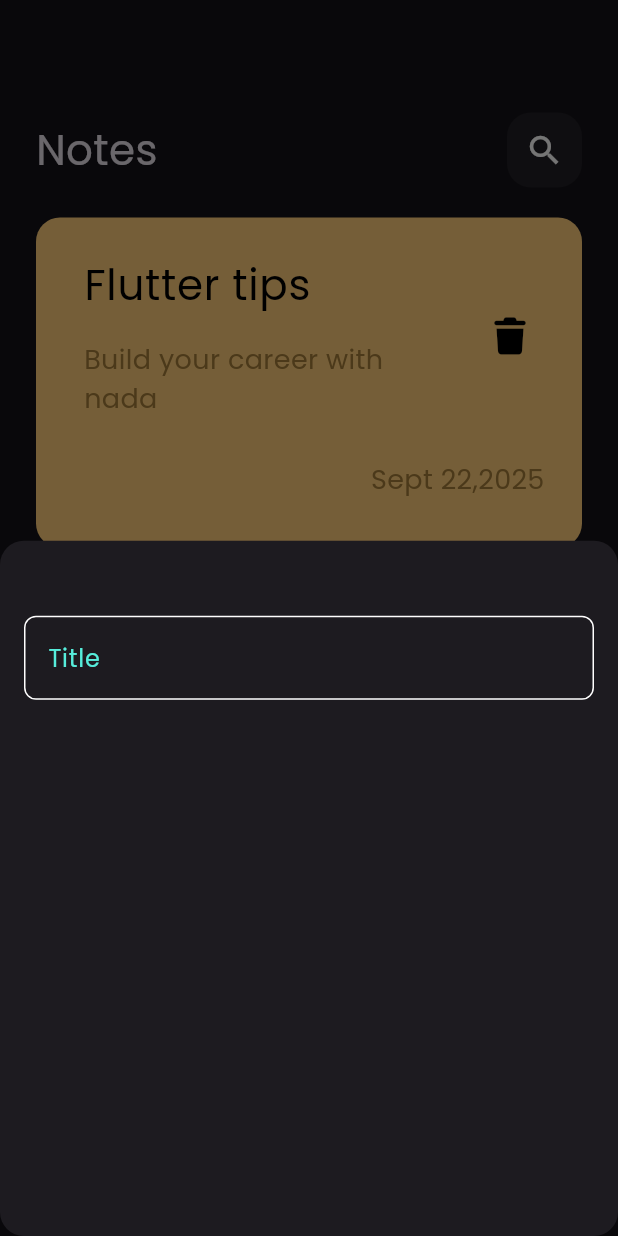
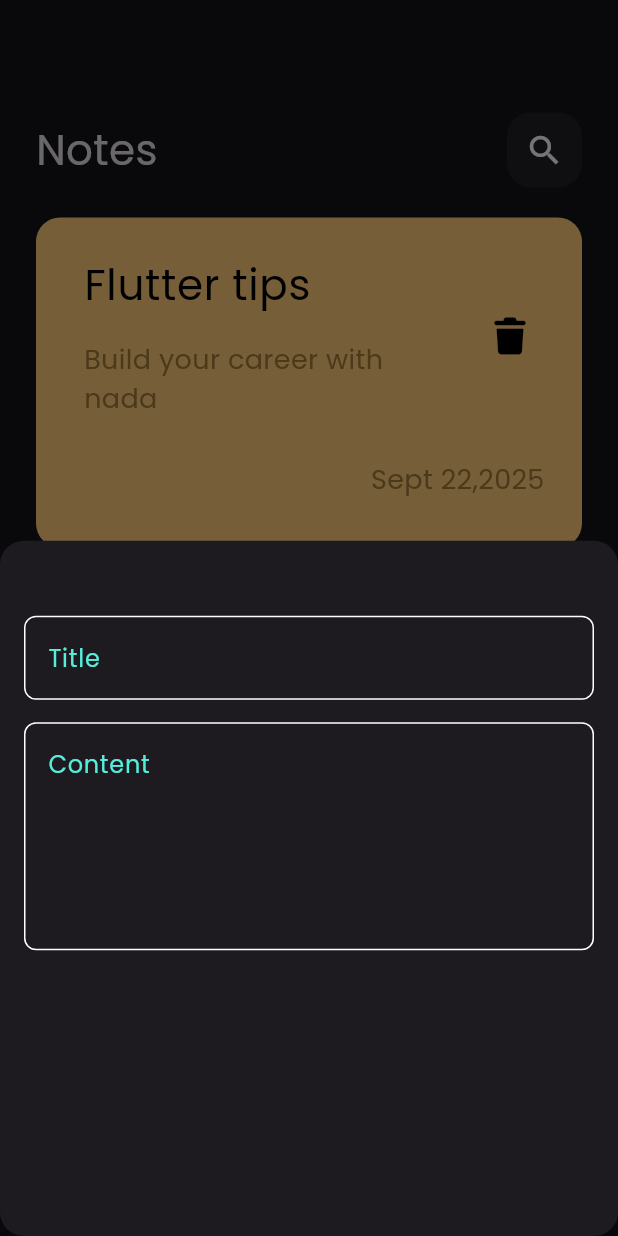
Before and after one commit to nada29348-hash/notes_app2, a Flutter app: the screen it shows after launch, after a tap on the "add" icon, on a phone screen of 412 x 824 dp. Run offline on Flutter 3.47's test engine with Material 3 defaults, Android fonts, the phone set to English and light mode, and no system bars; our stand-ins replace font_awesome_flutter.

Commit message:
add fields to notes bottom sheet

```diff
--- a/lib/views/notes_view.dart
+++ b/lib/views/notes_view.dart
@@ -1,6 +1,7 @@
 import 'package:flutter/material.dart';
+import 'package:notes_app2/constants.dart';
 import 'package:notes_app2/widgets/add_note_bottom_sheet.dart';
-import 'package:notes_app2/widgets/constants.dart';
+
 import 'package:notes_app2/widgets/notes_view_body.dart';
 
 class NotesView extends StatelessWidget {
--- a/lib/widgets/add_note_bottom_sheet.dart
+++ b/lib/widgets/add_note_bottom_sheet.dart
@@ -8,7 +8,14 @@
   Widget build(BuildContext context) {
     return Padding(
       padding: const EdgeInsets.symmetric(horizontal: 16),
-      child: Column(children: [SizedBox(height: 50), CustomTextField()]),
+      child: const Column(
+        children: [
+          SizedBox(height: 50),
+          CustomTextField(hint: 'Title'),
+          SizedBox(height: 15),
+          CustomTextField(hint: 'Content', maxLines: 5),
+        ],
+      ),
     );
   }
 }
--- a/lib/widgets/custom_text_field.dart
+++ b/lib/widgets/custom_text_field.dart
@@ -1,14 +1,16 @@
 import 'package:flutter/material.dart';
-import 'package:notes_app2/widgets/constants.dart';
+import 'package:notes_app2/constants.dart';
 
 class CustomTextField extends StatelessWidget {
-  const CustomTextField({super.key});
-
+  const CustomTextField({super.key, required this.hint, this.maxLines = 1});
+  final String hint;
+  final int maxLines;
   @override
   Widget build(BuildContext context) {
     return TextField(
+      maxLines: maxLines,
       decoration: InputDecoration(
-        hintText: 'Title',
+        hintText: hint,
         hintStyle: TextStyle(color: kPrimaryColor),
         border: buildBorder(),
         enabledBorder: buildBorder(),
```
Also changed, not shown: lib/constants.dart (renamed from lib/widgets/constants.dart).
